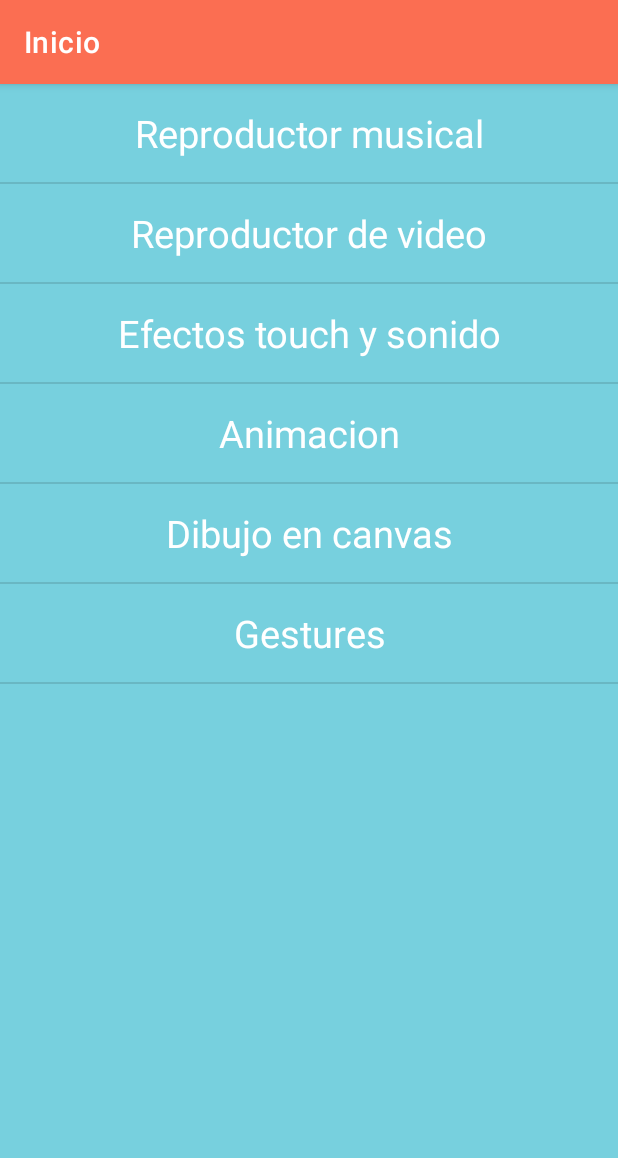
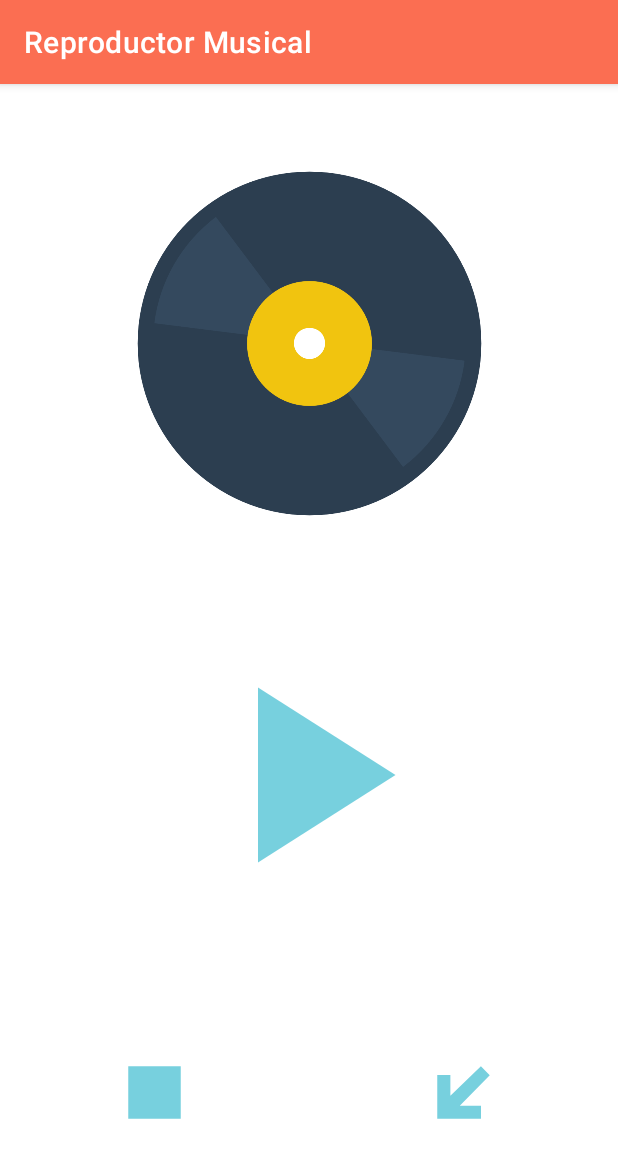
Before and after one commit to ald-ac/segundaAppU2, an Android app: the screen it shows after launch (MainActivity before the commit, MusicaActivity after it), after a tap on "Reproductor musical", on a phone screen of 412 x 824 dp. Shown: the top 1158 px of the screen. Run offline under Robolectric (Android 15) with nearby library versions, the phone set to English and light mode, and no system bars.

Commit message:
Actividad Reproductor Musical Funciona

```diff
--- a/app/src/main/AndroidManifest.xml
+++ b/app/src/main/AndroidManifest.xml
@@ -9,6 +9,10 @@
         android:roundIcon="@mipmap/ic_launcher_round"
         android:supportsRtl="true"
         android:theme="@style/Theme.SegundaAppU2">
+        <activity
+            android:name=".MusicaActivity"
+            android:label="Reproductor Musical"
+            android:exported="true" />
         <activity
             android:name=".MainActivity"
             android:exported="true"
--- a/app/src/main/java/com/appsmoviles/segundaappu2/MainActivity.java
+++ b/app/src/main/java/com/appsmoviles/segundaappu2/MainActivity.java
@@ -2,6 +2,7 @@ package com.appsmoviles.segundaappu2;
 
 import androidx.appcompat.app.AppCompatActivity;
 
+import android.content.Intent;
 import android.os.Bundle;
 import android.view.View;
 import android.widget.AdapterView;
@@ -30,7 +31,7 @@ public class MainActivity extends AppCompatActivity {
             public void onItemClick(AdapterView<?> parent, View view, int position, long id) {
                 switch (position) {
                     case 0:
-                        Toast.makeText(getApplicationContext(), "Repro music", Toast.LENGTH_SHORT).show();
+                        startActivity(new Intent(getApplicationContext(), MusicaActivity.class));
                         break;
                     case 1:
                         Toast.makeText(getApplicationContext(), "Repro video", Toast.LENGTH_SHORT).show();
--- /dev/null
+++ b/app/src/main/java/com/appsmoviles/segundaappu2/MusicaActivity.java
@@ -0,0 +1,57 @@
+package com.appsmoviles.segundaappu2;
+
+import androidx.appcompat.app.AppCompatActivity;
+
+import android.media.MediaPlayer;
+import android.os.Bundle;
+import android.view.View;
+import android.widget.ImageView;
+import android.widget.Toast;
+
+public class MusicaActivity extends AppCompatActivity {
+
+    ImageView iPlay, iStop, iExit;
+    MediaPlayer mp = null;
+    @Override
+    protected void onCreate(Bundle savedInstanceState) {
+        super.onCreate(savedInstanceState);
+        setContentView(R.layout.activity_musica);
+
+        iPlay = findViewById(R.id.iv_play);
+        iStop = findViewById(R.id.iv_stop);
+        iExit = findViewById(R.id.iv_exit);
+
+        iPlay.setEnabled(true);
+        iStop.setEnabled(false);
+        iExit.setEnabled(true);
+
+        iPlay.setOnClickListener(new View.OnClickListener() {
+            @Override
+            public void onClick(View view) {
+                iPlay.setEnabled(false);
+                iStop.setEnabled(true);
+                iExit.setEnabled(false);
+                mp = MediaPlayer.create(getApplicationContext(), R.raw.arabella);
+                mp.start();
+            }
+        });
+
+        iStop.setOnClickListener(new View.OnClickListener() {
+            @Override
+            public void onClick(View view) {
+                iPlay.setEnabled(true);
+                iStop.setEnabled(false);
+                iExit.setEnabled(true);
+                mp.stop();
+            }
+        });
+
+        iExit.setOnClickListener(new View.OnClickListener() {
+            @Override
+            public void onClick(View view) {
+                Toast.makeText(getApplicationContext(), "Hasta luego", Toast.LENGTH_LONG).show();
+                finish();
+            }
+        });
+    }
+}
--- /dev/null
+++ b/app/src/main/res/drawable/exit.xml
@@ -0,0 +1,5 @@
+<vector android:height="24dp" android:tint="#77D0DE"
+    android:viewportHeight="24" android:viewportWidth="24"
+    android:width="24dp" xmlns:android="http://schemas.android.com/apk/res/android">
+    <path android:fillColor="@android:color/white" android:pathData="M16,18H6V8h3v4.77L15.98,6 18,8.03 11.15,15H16v3z"/>
+</vector>
--- /dev/null
+++ b/app/src/main/res/drawable/play.xml
@@ -0,0 +1,5 @@
+<vector android:height="24dp" android:tint="#77D0DE"
+    android:viewportHeight="24" android:viewportWidth="24"
+    android:width="24dp" xmlns:android="http://schemas.android.com/apk/res/android">
+    <path android:fillColor="@android:color/white" android:pathData="M8,5v14l11,-7z"/>
+</vector>
--- /dev/null
+++ b/app/src/main/res/drawable/stop.xml
@@ -0,0 +1,5 @@
+<vector android:height="24dp" android:tint="#77D0DE"
+    android:viewportHeight="24" android:viewportWidth="24"
+    android:width="24dp" xmlns:android="http://schemas.android.com/apk/res/android">
+    <path android:fillColor="@android:color/white" android:pathData="M6,6h12v12H6z"/>
+</vector>
--- /dev/null
+++ b/app/src/main/res/layout/activity_musica.xml
@@ -0,0 +1,71 @@
+<?xml version="1.0" encoding="utf-8"?>
+<androidx.constraintlayout.widget.ConstraintLayout xmlns:android="http://schemas.android.com/apk/res/android"
+    xmlns:app="http://schemas.android.com/apk/res-auto"
+    xmlns:tools="http://schemas.android.com/tools"
+    android:layout_width="match_parent"
+    android:layout_height="match_parent"
+    tools:context=".MusicaActivity">
+
+    <androidx.constraintlayout.widget.Guideline
+        android:id="@+id/guideline2"
+        android:layout_width="wrap_content"
+        android:layout_height="wrap_content"
+        android:orientation="horizontal"
+        app:layout_constraintGuide_percent="0.75" />
+
+    <androidx.constraintlayout.widget.Guideline
+        android:id="@+id/guideline3"
+        android:layout_width="wrap_content"
+        android:layout_height="wrap_content"
+        android:orientation="vertical"
+        app:layout_constraintGuide_percent="0.5" />
+
+    <ImageView
+        android:id="@+id/iv_play"
+        android:layout_width="200dp"
+        android:layout_height="200dp"
+        app:layout_constraintBottom_toTopOf="@+id/guideline2"
+        app:layout_constraintEnd_toEndOf="parent"
+        app:layout_constraintHorizontal_bias="0.497"
+        app:layout_constraintStart_toStartOf="parent"
+        app:layout_constraintTop_toTopOf="@+id/guideline4"
+        app:srcCompat="@drawable/play" />
+
+    <ImageView
+        android:id="@+id/iv_stop"
+        android:layout_width="70dp"
+        android:layout_height="70dp"
+        app:layout_constraintBottom_toBottomOf="parent"
+        app:layout_constraintEnd_toStartOf="@+id/guideline3"
+        app:layout_constraintStart_toStartOf="parent"
+        app:layout_constraintTop_toTopOf="@+id/guideline2"
+        app:srcCompat="@drawable/stop" />
+
+    <ImageView
+        android:id="@+id/iv_exit"
+        android:layout_width="70dp"
+        android:layout_height="70dp"
+        app:layout_constraintBottom_toBottomOf="parent"
+        app:layout_constraintEnd_toEndOf="parent"
+        app:layout_constraintStart_toStartOf="@+id/guideline3"
+        app:layout_constraintTop_toTopOf="@+id/guideline2"
+        app:srcCompat="@drawable/exit" />
+
+    <androidx.constraintlayout.widget.Guideline
+        android:id="@+id/guideline4"
+        android:layout_width="wrap_content"
+        android:layout_height="wrap_content"
+        android:orientation="horizontal"
+        app:layout_constraintGuide_percent="0.45" />
+
+    <ImageView
+        android:id="@+id/imageView4"
+        android:layout_width="250dp"
+        android:layout_height="250dp"
+        app:layout_constraintBottom_toTopOf="@+id/guideline4"
+        app:layout_constraintEnd_toEndOf="parent"
+        app:layout_constraintStart_toStartOf="parent"
+        app:layout_constraintTop_toTopOf="parent"
+        app:srcCompat="@mipmap/playing" />
+
+</androidx.constraintlayout.widget.ConstraintLayout>
```
Also changed, not shown: app/src/main/res/mipmap-mdpi/playing.png (added), 1 other file.
